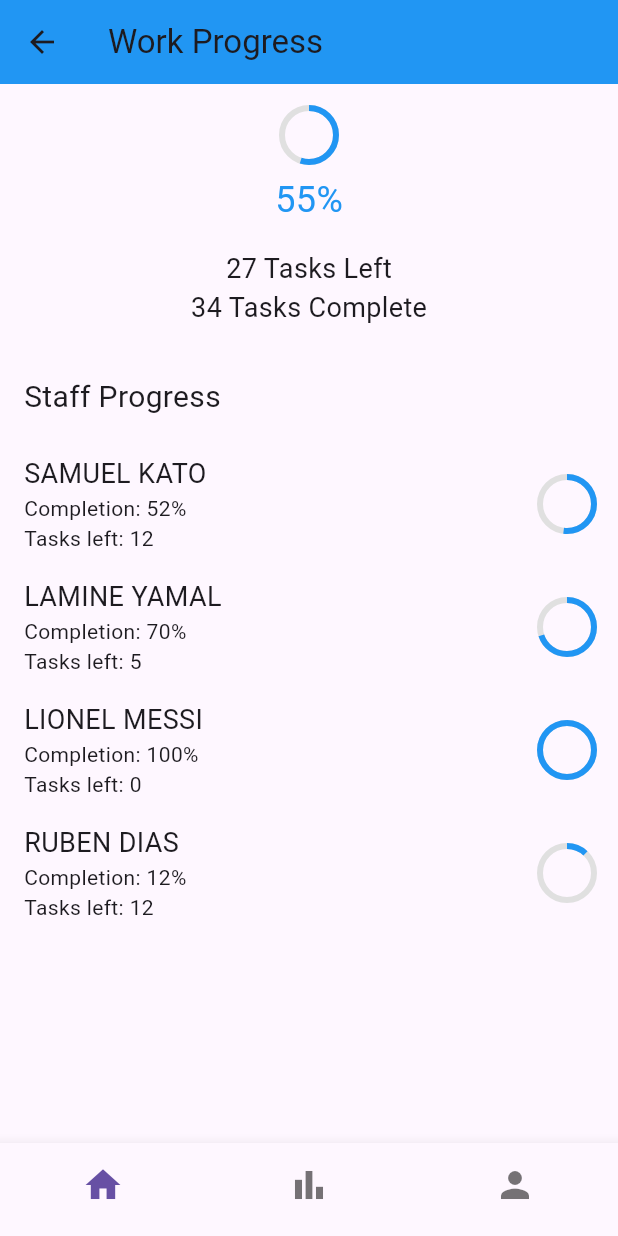
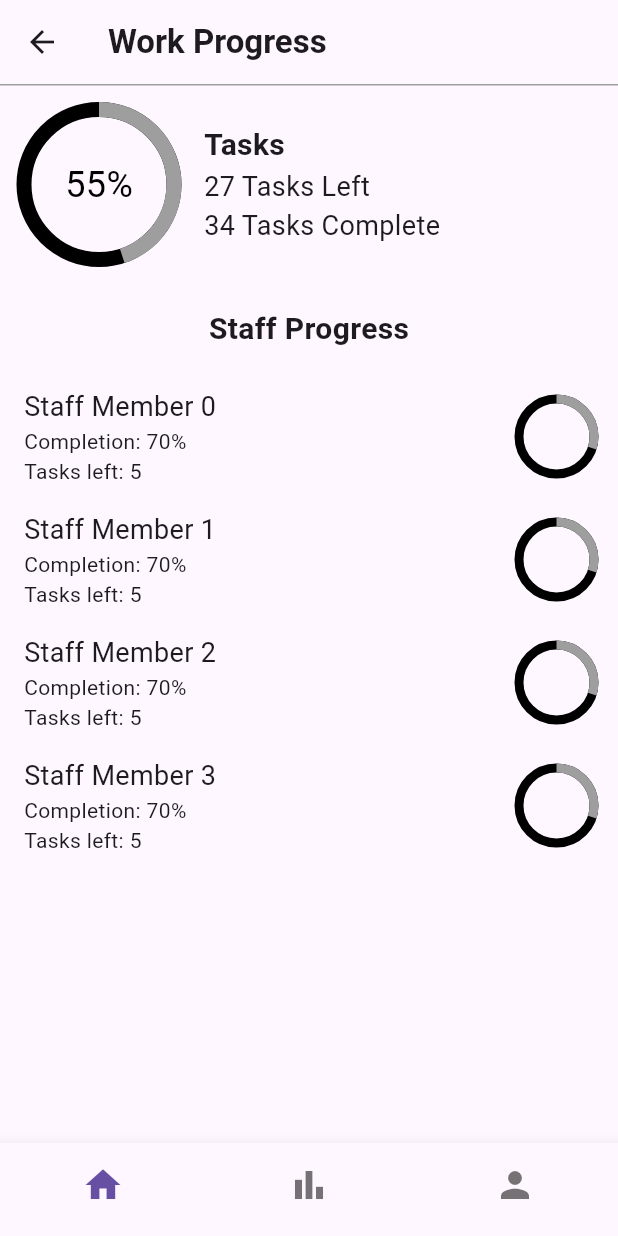
Before and after one commit to JashobeamKayiwa/TaskIT, a Flutter app: the screen it shows after launch, on a phone screen of 412 x 824 dp. Run offline on Flutter 3.47's test engine with Material 3 defaults, Android fonts, the phone set to English and light mode, and no system bars.

Commit message:
full admin work proress ui

```diff
--- a/task_it/lib/main.dart
+++ b/task_it/lib/main.dart
@@ -10,8 +10,7 @@ class MyApp extends StatelessWidget {
     return MaterialApp(
       home: Scaffold(
         appBar: AppBar(
-          title: Text('Work Progress'),
-          backgroundColor: Colors.blue,
+          title: Text('Work Progress', style: TextStyle(fontWeight: FontWeight.bold),),
           leading: IconButton(
             icon: Icon(Icons.arrow_back),
             onPressed: () {
@@ -19,21 +18,26 @@ class MyApp extends StatelessWidget {
             },
           ),
         ),
-        body: WorkProgressScreen(),
+        body:Column(
+        children: [
+          Divider(height: 1, color: Colors.grey),
+          Expanded(
+          child: WorkProgressScreen(),),
+          ],),
         bottomNavigationBar: BottomNavigationBar(
-          showSelectedLabels: false, // Hide labels
+          showSelectedLabels: false,
           showUnselectedLabels: false,
           items: [
             BottomNavigationBarItem(
-              icon: Icon(Icons.home, size: 28), // Home icon
+              icon: Icon(Icons.home, size: 28),
               label: 'Home',
             ),
             BottomNavigationBarItem(
-              icon: Icon(Icons.bar_chart, size: 28), // Stats icon
+              icon: Icon(Icons.bar_chart, size: 28),
               label: 'Stats',
             ),
             BottomNavigationBarItem(
-              icon: Icon(Icons.person, size: 28), // Profile icon
+              icon: Icon(Icons.person, size: 28),
               label: 'Profile',
             ),
           ],
@@ -52,34 +56,60 @@ class WorkProgressScreen extends StatelessWidget {
         crossAxisAlignment: CrossAxisAlignment.start,
         children: [
           Center(
-            child: Column(
+            child: Row(
               children: [
-                CircularProgressIndicator(
-                  value: 0.55,
-                  backgroundColor: Colors.grey[300],
-                  valueColor: AlwaysStoppedAnimation<Color>(Colors.blue),
+                Stack(
+                  alignment: Alignment.center,
+                  children: [
+                    SizedBox(
+                      width: 100,
+                      height: 100,
+                      child: CircularProgressIndicator(
+                        value: 1-0.55,
+                        backgroundColor: Colors.black,
+                        valueColor: AlwaysStoppedAnimation<Color>(Colors.grey),
+                        strokeWidth: 10,
+                      ),
+                    ),
+                    Text(
+                      '55%',
+                      style: TextStyle(fontSize: 24, color: Colors.black),
+                    ),
+                  ],
                 ),
-                SizedBox(height: 8),
-                Text('55%', style: TextStyle(fontSize: 24, color: Colors.blue)),
-                SizedBox(height: 16),
-                Text('27 Tasks Left', style: TextStyle(fontSize: 18)),
-                Text('34 Tasks Complete', style: TextStyle(fontSize: 18)),
+                Container(
+                  width: 20,
+                ),
+                Row(
+                  mainAxisAlignment: MainAxisAlignment.center,
+                  children: [
+                    Column(
+                      crossAxisAlignment: CrossAxisAlignment.start,
+                      children: [
+                        Text("Tasks", style: TextStyle(fontSize: 20, fontWeight: FontWeight.bold)),
+                        Text('27 Tasks Left', style: TextStyle(fontSize: 18)),
+                        Text('34 Tasks Complete', style: TextStyle(fontSize: 18)),
+                      ],
+                    ),
+                  ],
+                ),
               ],
             ),
           ),
           SizedBox(height: 32),
-          Text('Staff Progress', style: TextStyle(fontSize: 20)),
+          Center(
+          child: Text('Staff Progress', style: TextStyle(fontSize: 20, fontWeight: FontWeight.bold,)),),
           SizedBox(height: 16),
           Expanded(
-            child: SingleChildScrollView(
-              child: Column(
-                children: [
-                  StaffProgress(name: 'SAMUEL KATO', completion: 0.52, tasksLeft: 12),
-                  StaffProgress(name: 'LAMINE YAMAL', completion: 0.70, tasksLeft: 5),
-                  StaffProgress(name: 'LIONEL MESSI', completion: 1.0, tasksLeft: 0),
-                  StaffProgress(name: 'RUBEN DIAS', completion: 0.12, tasksLeft: 12),
-                ],
-              ),
+            child: ListView.builder(
+              itemCount: 4, // Replace with the actual number of staff members
+              itemBuilder: (context, index) {
+                return StaffProgress(
+                  name: 'Staff Member $index',
+                  completion: 0.7, // Replace with actual completion value
+                  tasksLeft: 5, // Replace with actual tasks left
+                );
+              },
             ),
           ),
         ],
@@ -111,10 +141,15 @@ class StaffProgress extends StatelessWidget {
               ],
             ),
           ),
-          CircularProgressIndicator(
-            value: completion,
-            backgroundColor: Colors.grey[300],
-            valueColor: AlwaysStoppedAnimation<Color>(Colors.blue),
+          SizedBox(
+            width: 50,
+            height: 50,
+            child: CircularProgressIndicator(
+              value: 1-completion,
+              backgroundColor: Colors.black,
+              valueColor: AlwaysStoppedAnimation<Color>(Colors.grey),
+              strokeWidth: 6,
+            ),
           ),
         ],
       ),
```
